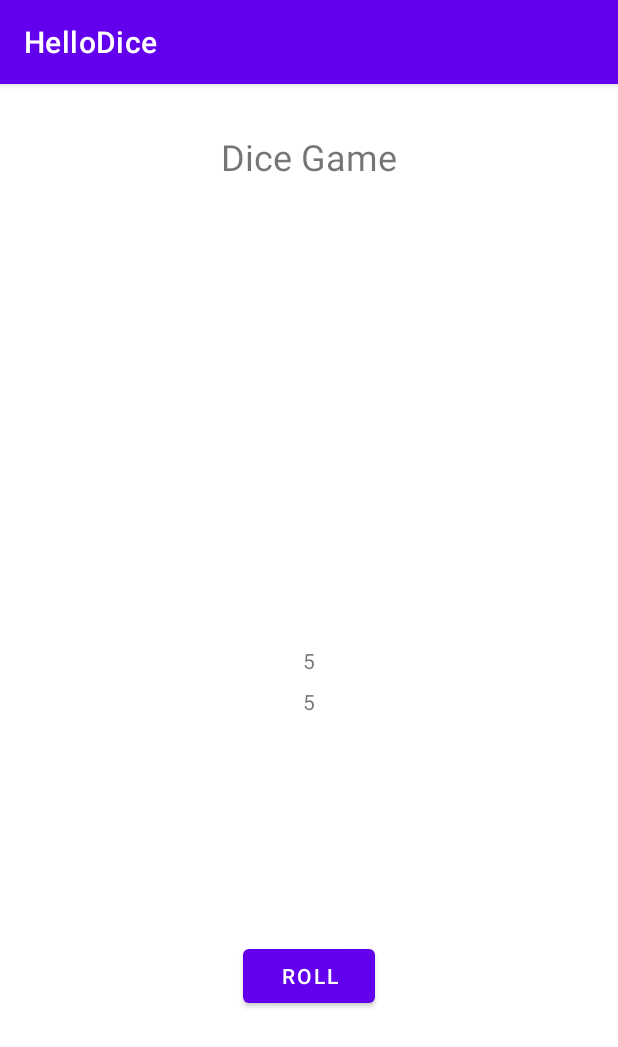
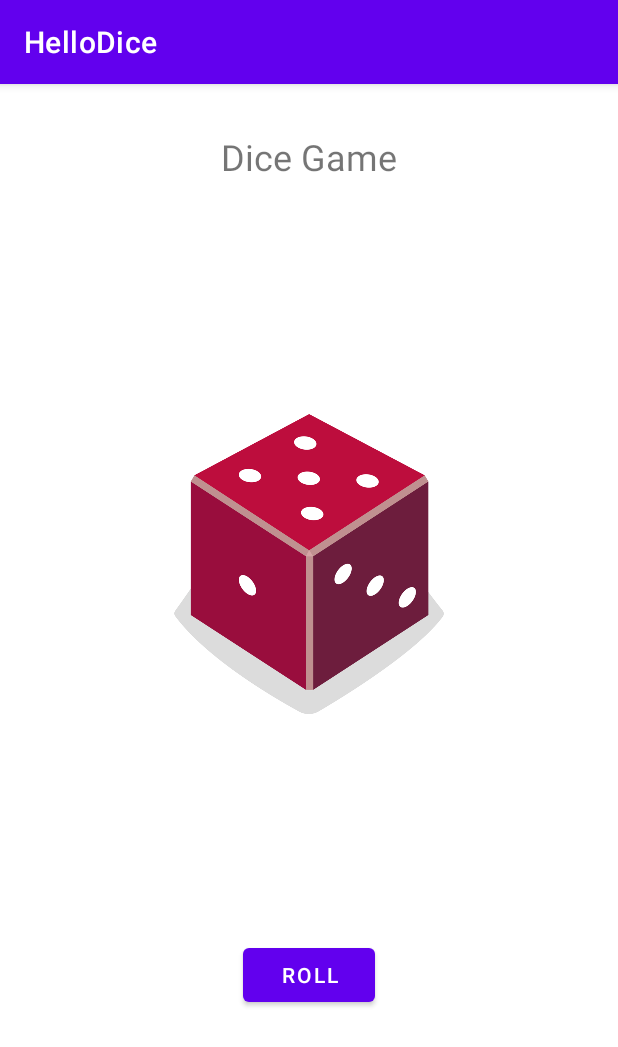
Before and after one commit to cyo57/HelloAndroid, an Android app: the screen it shows after launch (MainActivity), after a tap on "ROLL", on a phone screen of 412 x 824 dp. Shown: the top 1047 px of the screen. Run offline under Robolectric (Android 15) with nearby library versions, the phone set to English and light mode, and no system bars.

Commit message:
Add ImageView
改成图片应用

```diff
--- a/HelloDice/app/src/main/java/com/cyo57/hellodice/MainActivity.kt
+++ b/HelloDice/app/src/main/java/com/cyo57/hellodice/MainActivity.kt
@@ -1,8 +1,13 @@
 package com.cyo57.hellodice
 
+import android.graphics.Color
+import android.os.Build
 import androidx.appcompat.app.AppCompatActivity
 import android.os.Bundle
+import android.view.View
+import android.view.WindowManager
 import android.widget.Button
+import android.widget.ImageView
 import android.widget.TextView
 import android.widget.Toast
 
@@ -13,25 +18,33 @@ class MainActivity : AppCompatActivity() {
 
         val rollButton: Button = findViewById(R.id.buttonRoll)
         rollButton.setOnClickListener { rollDice() }
+        // 应用首次启动显示骰子图片
+        rollDice()
+    }
 
 
-    }
     fun rollDice() {
-        val textDice1: TextView = findViewById(R.id.textDice1)
-        val textDice2: TextView = findViewById(R.id.textDice2)
+        //val textDice1: TextView = findViewById(R.id.textDice1)
+        val imageDice: ImageView = findViewById(R.id.imageView)
         val myDice1 = Dice(6)
-        val myDice2 = Dice(6)
-        textDice1.text = myDice1.roll().toString()
-        textDice2.text = myDice2.roll().toString()
-        Toast.makeText(this, "Roll completed", Toast.LENGTH_SHORT).show()
+        val resultDice = myDice1.roll()
+        //Toast.makeText(this, "Rolled!", Toast.LENGTH_SHORT).show()
+
+        val imageRes = when (resultDice) {
+            1 -> R.drawable.dice_1
+            2 -> R.drawable.dice_2
+            3 -> R.drawable.dice_3
+            4 -> R.drawable.dice_4
+            5 -> R.drawable.dice_5
+            else -> R.drawable.dice_6
+        }
+        imageDice.setImageResource(imageRes)
     }
 }
-
 
 
 class Dice(val sides: Int) {
     fun roll(): Int {
         return (1..sides).random()
     }
-
 }
--- a/HelloDice/app/src/main/res/layout/activity_main.xml
+++ b/HelloDice/app/src/main/res/layout/activity_main.xml
@@ -17,26 +17,6 @@
         app:layout_constraintStart_toStartOf="parent"
         app:layout_constraintTop_toTopOf="parent" />
 
-    <TextView
-        android:id="@+id/textDice1"
-        android:layout_width="wrap_content"
-        android:layout_height="wrap_content"
-        android:text="@string/TextDice1"
-        app:layout_constraintBottom_toBottomOf="parent"
-        app:layout_constraintEnd_toEndOf="parent"
-        app:layout_constraintStart_toStartOf="parent"
-        app:layout_constraintTop_toTopOf="parent" />
-
-    <TextView
-        android:id="@+id/textDice2"
-        android:layout_width="wrap_content"
-        android:layout_height="wrap_content"
-        android:layout_marginTop="8dp"
-        android:text="@string/TextDice2"
-        app:layout_constraintEnd_toEndOf="parent"
-        app:layout_constraintStart_toStartOf="parent"
-        app:layout_constraintTop_toBottomOf="@+id/textDice1" />
-
     <Button
         android:id="@+id/buttonRoll"
         android:layout_width="wrap_content"
@@ -45,5 +25,17 @@
         app:layout_constraintBottom_toBottomOf="parent"
         app:layout_constraintEnd_toEndOf="parent"
         app:layout_constraintStart_toStartOf="parent"
-        app:layout_constraintTop_toBottomOf="@+id/textDice2" />
+        app:layout_constraintTop_toBottomOf="@+id/imageView" />
+
+    <ImageView
+        android:id="@+id/imageView"
+        android:layout_width="200dp"
+        android:layout_height="200dp"
+        android:layout_marginBottom="128dp"
+        app:layout_constraintBottom_toBottomOf="parent"
+        app:layout_constraintEnd_toEndOf="parent"
+        app:layout_constraintStart_toStartOf="parent"
+        app:layout_constraintTop_toTopOf="parent"
+        tools:srcCompat="@drawable/dice_1"
+        android:contentDescription="@string/todo" />
 </androidx.constraintlayout.widget.ConstraintLayout>
--- a/HelloDice/app/src/main/res/values/strings.xml
+++ b/HelloDice/app/src/main/res/values/strings.xml
@@ -4,4 +4,5 @@
     <string name="TextDice1">Waiting Roll</string>
     <string name="TextDice2">Waiting Roll</string>/
     <string name="buttonRoll">Roll</string>
+    <string name="todo">TODO</string>
 </resources>
```
Also changed, not shown: HelloDice/app/src/main/res/drawable/dice_1.png (added), HelloDice/app/src/main/res/drawable/dice_2.png (added), HelloDice/app/src/main/res/drawable/dice_3.png (added), HelloDice/app/src/main/res/drawable/dice_4.png (added), HelloDice/app/src/main/res/drawable/dice_5.png (added), HelloDice/app/src/main/res/drawable/dice_6.png (added), 1 other file.
